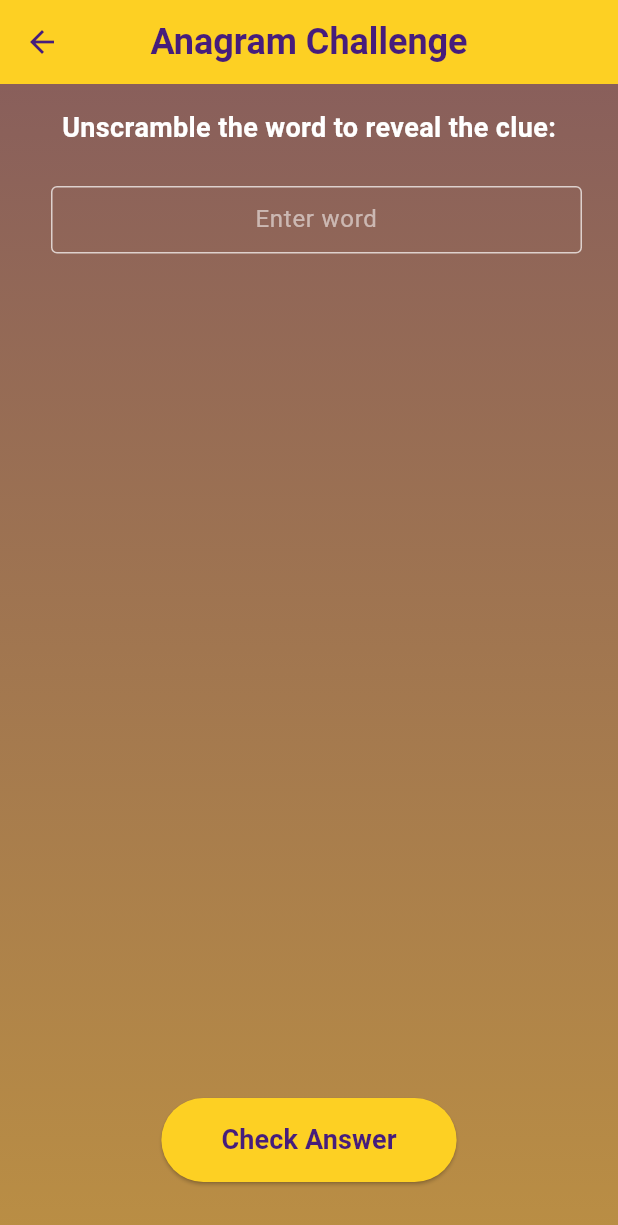
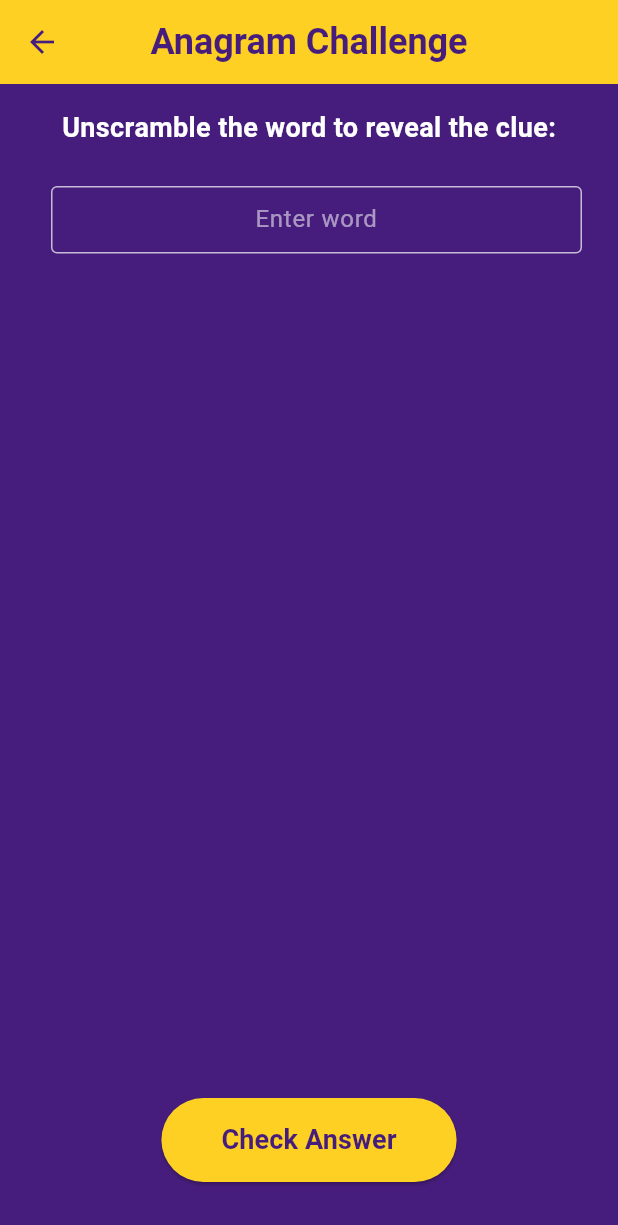
Before and after one commit to maureensanchez99/pft_scavenger_hunt, a Flutter app: the CapstoneStairs screen opened directly, on a phone screen of 412 x 824 dp. Shown: the top 1225 px of the screen. Run offline on Flutter 3.47's test engine with Material 3 defaults, Android fonts, the phone set to English and light mode, and no system bars.

Commit message:
removed background animation

```diff
--- a/lib/pages/capstone_stairs.dart
+++ b/lib/pages/capstone_stairs.dart
@@ -8,12 +8,10 @@ class CapstoneStairs extends StatefulWidget {
   State<CapstoneStairs> createState() => _CapstoneStairsState();
 }
 
-class _CapstoneStairsState extends State<CapstoneStairs> with SingleTickerProviderStateMixin {
+class _CapstoneStairsState extends State<CapstoneStairs> {
   // LSU colors
   static const Color lsuPurple = Color(0xFF461D7C); // LSU Purple
   static const Color lsuGold = Color(0xFFFDD023);   // LSU Gold
-
-  late AnimationController _animationController;
 
   final List<String> scrambledWords = [
     "BOGTBLEANS",
@@ -35,11 +33,6 @@ class _CapstoneStairsState extends State<CapstoneStairs> with SingleTickerProvid
       _isCorrect.add(false);
       _isChecked.add(false);
     }
-
-    _animationController = AnimationController(
-      vsync: this,
-      duration: const Duration(seconds: 3),
-    )..repeat(reverse: true);
   }
 
   @override
@@ -47,7 +40,6 @@ class _CapstoneStairsState extends State<CapstoneStairs> with SingleTickerProvid
     for (var controller in _controllers) {
       controller.dispose();
     }
-    _animationController.dispose();
     super.dispose();
   }
 
@@ -129,23 +121,8 @@ class _CapstoneStairsState extends State<CapstoneStairs> with SingleTickerProvid
         ),
         centerTitle: true,
       ),
-      body: AnimatedBuilder(
-        animation: _animationController,
-        builder: (context, child) {
-          return Container(
-            decoration: BoxDecoration(
-              gradient: LinearGradient(
-                begin: Alignment.topCenter,
-                end: Alignment.bottomCenter,
-                colors: [
-                  Color.lerp(lsuGold, lsuPurple, _animationController.value) ?? lsuGold,
-                  Color.lerp(lsuPurple, lsuGold, _animationController.value) ?? lsuPurple,
-                ],
-              ),
-            ),
-            child: child,
-          );
-        },
+      body: Container(
+        color: lsuPurple, // Static background color
         child: Center(
           child: Padding(
             padding: const EdgeInsets.all(16.0),
```
Also changed, not shown: pubspec.lock.
